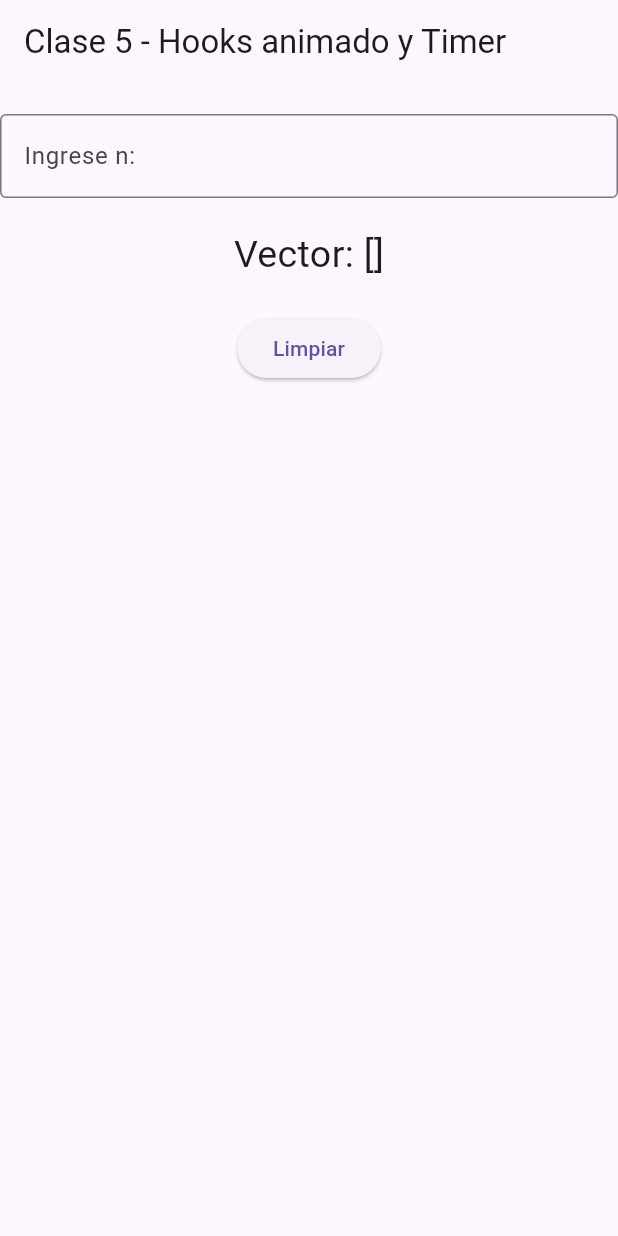
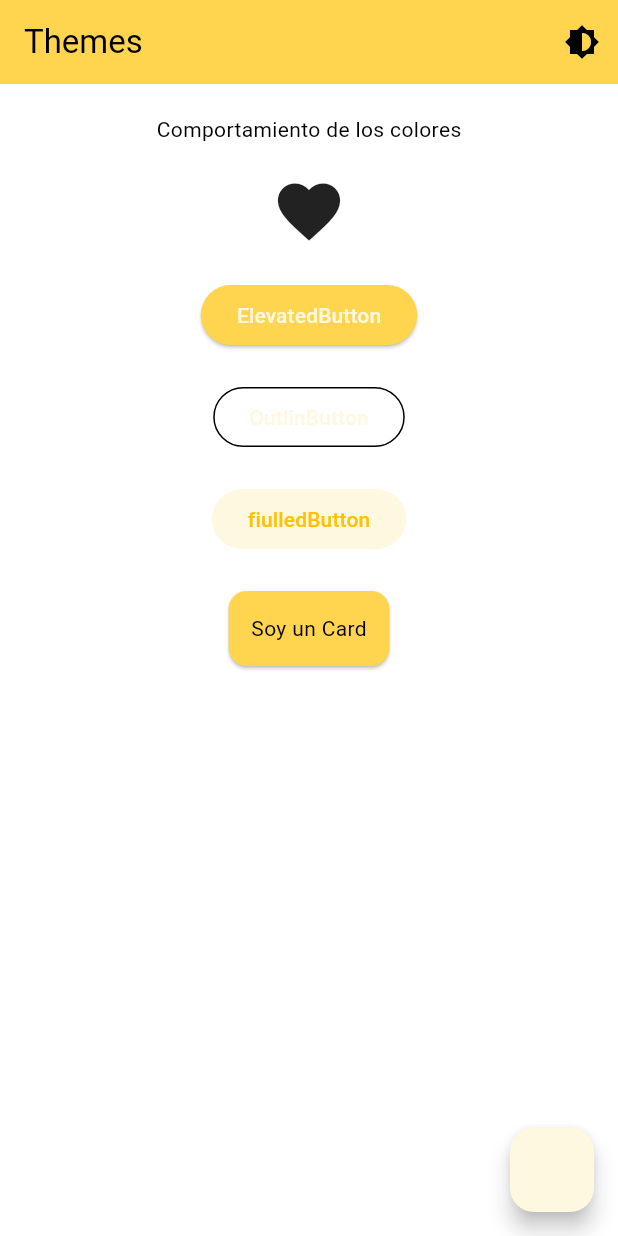
Before and after one commit to joseluisdaza/MFS_2_MobileAvanzado, a Flutter app: the screen it shows after launch, on a phone screen of 412 x 824 dp. Run offline on Flutter 3.47's test engine with Material 3 defaults, Android fonts, the phone set to English and light mode, and no system bars; our stand-ins replace flutter_hooks; missing offline and left inert: dart:ffi.

Commit message:
clase 6 themes

```diff
--- /dev/null
+++ b/DEMO/demo/lib/clase6/themes/home.dart
@@ -0,0 +1,57 @@
+import 'package:flutter/material.dart';
+// import 'package:themes_3/pagina.dart';
+import 'pagina.dart';
+
+class Home extends StatefulWidget {
+  const Home({super.key});
+
+  @override
+  State<Home> createState() => _HomeState();
+}
+
+class _HomeState extends State<Home> {
+  @override
+  Widget build(BuildContext context) {
+    return Scaffold(
+      appBar: AppBar(title: Text('Themes')),
+      body: Padding(
+        padding: EdgeInsets.all(20),
+        child: Center(
+          child: Column(
+            children: [
+              Text('Comportamiento de los colores'),
+              SizedBox(height: 20),
+              Icon(Icons.favorite, size: 50),
+              SizedBox(height: 20),
+              ElevatedButton(onPressed: () {}, child: Text('ElevatedButton')),
+              SizedBox(height: 20),
+              OutlinedButton(onPressed: () {}, child: Text('OutlinButton')),
+              SizedBox(height: 20),
+              FilledButton(onPressed: () {}, child: Text('fiulledButton')),
+              SizedBox(height: 20),
+              Card(
+                child: Padding(
+                  padding: EdgeInsets.all(15),
+                  child: Text('Soy un Card'),
+                ),
+              ),
+              SizedBox(height: 50),
+            ],
+          ),
+        ),
+      ),
+      floatingActionButton: Builder(
+        builder:
+            (innerContext) => FloatingActionButton(
+              onPressed: () {
+                Navigator.push(
+                  innerContext, // <- contexto que sí “ve” al Navigator
+                  MaterialPageRoute(builder: (ctx) => const PaginaDos()),
+                );
+              },
+              child: const Icon(Icons.navigate_next),
+            ),
+      ),
+    );
+  }
+}
--- /dev/null
+++ b/DEMO/demo/lib/clase6/themes/home2.dart
@@ -0,0 +1,70 @@
+import 'package:flutter/material.dart';
+//import 'package:themes_3/pagina.dart';
+import 'pagina.dart';
+
+class Home extends StatefulWidget {
+  final ThemeMode mode;
+  final VoidCallback onToggleLightDark;
+  //final VoidCallback onUseSystem;
+
+  const Home({
+    super.key,
+    required this.mode,
+    required this.onToggleLightDark,
+    // required this.onUseSystem,
+  });
+
+  @override
+  State<Home> createState() => _HomeState();
+}
+
+class _HomeState extends State<Home> {
+  @override
+  Widget build(BuildContext context) {
+    return Scaffold(
+      appBar: AppBar(
+        title: Text('Themes'),
+        actions: [
+          IconButton(
+            onPressed: widget.onToggleLightDark,
+            icon: Icon(Icons.brightness_6),
+          ),
+        ],
+      ),
+      body: Padding(
+        padding: EdgeInsets.all(20),
+        child: Center(
+          child: Column(
+            children: [
+              Text('Comportamiento de los colores'),
+              SizedBox(height: 20),
+              Icon(Icons.favorite, size: 50),
+              SizedBox(height: 20),
+              ElevatedButton(onPressed: () {}, child: Text('ElevatedButton')),
+              SizedBox(height: 20),
+              OutlinedButton(onPressed: () {}, child: Text('OutlinButton')),
+              SizedBox(height: 20),
+              FilledButton(onPressed: () {}, child: Text('fiulledButton')),
+              SizedBox(height: 20),
+              Card(
+                child: Padding(
+                  padding: EdgeInsets.all(15),
+                  child: Text('Soy un Card'),
+                ),
+              ),
+              SizedBox(height: 50),
+            ],
+          ),
+        ),
+      ),
+      floatingActionButton: FloatingActionButton(
+        onPressed: () {
+          Navigator.push(
+            context,
+            MaterialPageRoute(builder: (ctx) => PaginaDos()),
+          );
+        },
+      ),
+    );
+  }
+}
--- /dev/null
+++ b/DEMO/demo/lib/clase6/themes/home3.dart
@@ -0,0 +1,70 @@
+import 'package:flutter/material.dart';
+//import 'package:themes_3/pagina.dart';
+import 'pagina.dart';
+
+class Home extends StatefulWidget {
+  final ThemeMode mode;
+  final VoidCallback onToggleLightDark;
+  //final VoidCallback onUseSystem;
+
+  const Home({
+    super.key,
+    required this.mode,
+    required this.onToggleLightDark,
+    // required this.onUseSystem,
+  });
+
+  @override
+  State<Home> createState() => _HomeState();
+}
+
+class _HomeState extends State<Home> {
+  @override
+  Widget build(BuildContext context) {
+    return Scaffold(
+      appBar: AppBar(
+        title: Text('Themes'),
+        actions: [
+          IconButton(
+            onPressed: widget.onToggleLightDark,
+            icon: Icon(Icons.brightness_6),
+          ),
+        ],
+      ),
+      body: Padding(
+        padding: EdgeInsets.all(20),
+        child: Center(
+          child: Column(
+            children: [
+              Text('Comportamiento de los colores'),
+              SizedBox(height: 20),
+              Icon(Icons.favorite, size: 50),
+              SizedBox(height: 20),
+              ElevatedButton(onPressed: () {}, child: Text('ElevatedButton')),
+              SizedBox(height: 20),
+              OutlinedButton(onPressed: () {}, child: Text('OutlinButton')),
+              SizedBox(height: 20),
+              FilledButton(onPressed: () {}, child: Text('fiulledButton')),
+              SizedBox(height: 20),
+              Card(
+                child: Padding(
+                  padding: EdgeInsets.all(15),
+                  child: Text('Soy un Card'),
+                ),
+              ),
+              SizedBox(height: 50),
+            ],
+          ),
+        ),
+      ),
+      floatingActionButton: FloatingActionButton(
+        onPressed: () {
+          Navigator.push(
+            context,
+            MaterialPageRoute(builder: (ctx) => PaginaDos()),
+          );
+        },
+      ),
+    );
+  }
+}
--- /dev/null
+++ b/DEMO/demo/lib/clase6/themes/theme.dart
@@ -0,0 +1,31 @@
+import 'package:flutter/material.dart';
+
+final ThemeData lightMode = ThemeData(
+  useMaterial3: true,
+  colorScheme: _lightScheme,
+  scaffoldBackgroundColor: _lightScheme.background,
+);
+
+final ThemeData darkMode =
+    ThemeData(
+      useMaterial3: true,
+      colorScheme: _darkScheme,
+      scaffoldBackgroundColor: _darkScheme.background,
+    ).copyWith();
+
+// alternativa unoooooooooooo
+final ColorScheme _lightScheme = ColorScheme.light(
+  //background: Colors.amber.shade400,
+  surface: Colors.amber.shade300,
+  primary: Colors.amber.shade50,
+  onPrimary: Colors.amber, // contraste sobre primary claro
+  secondary: Colors.amber.shade200,
+);
+
+final ColorScheme _darkScheme = ColorScheme.dark(
+  //background: Colors.blueGrey.shade900,
+  surface: Colors.blueGrey.shade700,
+  primary: Colors.blueGrey.shade50,
+  onPrimary: Colors.blueGrey, // contraste sobre primary oscuro
+  secondary: Colors.blueGrey,
+);
--- a/DEMO/demo/lib/main.dart
+++ b/DEMO/demo/lib/main.dart
@@ -22,25 +22,98 @@
 //import 'package:demo/clase5/home.dart';
 //import 'package:demo/clase5/homeHorizontal.dart';
 // import 'package:demo/clase5/hooks/home.dart';
-import 'package:demo/clase5/hooks/home2.dart';
+//import 'package:demo/clase5/hooks/home2.dart';
+
+//Clase6
+//import 'package:demo/clase6/themes/home.dart';
+// import 'package:demo/clase6/themes/home2.dart';
+import 'package:demo/clase6/themes/home3.dart';
+import 'package:demo/clase6/themes/theme.dart';
 
 import 'package:flutter/material.dart';
 
+//Normal
+// void main() {
+//   runApp(const MyApp());
+// }
+
+// class MyApp extends StatelessWidget {
+//   const MyApp({super.key});
+
+//   // This widget is the root of your application.
+//   @override
+//   Widget build(BuildContext context) {
+//     return MaterialApp(
+//       title: 'Mobile Advanzado - Flutter',
+//       theme: ThemeData(primarySwatch: Colors.blue),
+//       // home: const Home(),
+//       home: Home(),
+//     );
+//   }
+// }
+
+//Clase6 Theme 2
+// void main() {
+//   runApp(const MainApp());
+// }
+
+// class MainApp extends StatefulWidget {
+//   const MainApp({super.key});
+
+//   @override
+//   State<MainApp> createState() => _MainAppState();
+// }
+
+// class _MainAppState extends State<MainApp> {
+//   ThemeMode _mode = ThemeMode.light;
+
+//   void _toggleLightDark() {
+//     setState(() {
+//       // alterna solo entre Light y Dark (ignora System)
+//       _mode = (_mode == ThemeMode.dark) ? ThemeMode.light : ThemeMode.dark;
+//     });
+//   }
+
+//   @override
+//   Widget build(BuildContext context) {
+//     return MaterialApp(
+//       theme: ThemeData.light(),
+//       darkTheme: ThemeData.dark(),
+//       themeMode: _mode,
+//       home: Home(mode: _mode, onToggleLightDark: _toggleLightDark),
+//     );
+//   }
+// }
+
+//clase6 theme 3
 void main() {
-  runApp(const MyApp());
+  runApp(const MainApp());
 }
 
-class MyApp extends StatelessWidget {
-  const MyApp({super.key});
+class MainApp extends StatefulWidget {
+  const MainApp({super.key});
 
-  // This widget is the root of your application.
+  @override
+  State<MainApp> createState() => _MainAppState();
+}
+
+class _MainAppState extends State<MainApp> {
+  ThemeMode _mode = ThemeMode.light;
+
+  void _toggleLightDark() {
+    setState(() {
+      // alterna solo entre Light y Dark (ignora System)
+      _mode = (_mode == ThemeMode.dark) ? ThemeMode.light : ThemeMode.dark;
+    });
+  }
+
   @override
   Widget build(BuildContext context) {
     return MaterialApp(
-      title: 'Mobile Advanzado - Flutter',
-      theme: ThemeData(primarySwatch: Colors.blue),
-      // home: const Home(),
-      home: Home(),
+      theme: lightMode,
+      darkTheme: darkMode,
+      themeMode: _mode,
+      home: Home(mode: _mode, onToggleLightDark: _toggleLightDark),
     );
   }
 }
```
Also changed, not shown: DEMO/demo/lib/clase6/themes/pagina.dart (added, +25 -0 lines), DEMO/demo/lib/clase6/inheritedWidget/main.dart (renamed from DEMO/demo/lib/clase6/main.dart).
